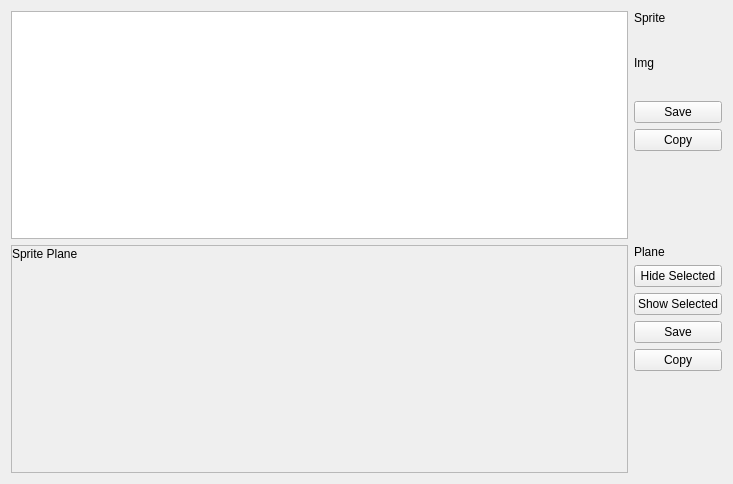
Before: the Qt Designer form qt/tabsprite.ui in Lupinzar/gssex, drawn with Qt 5.
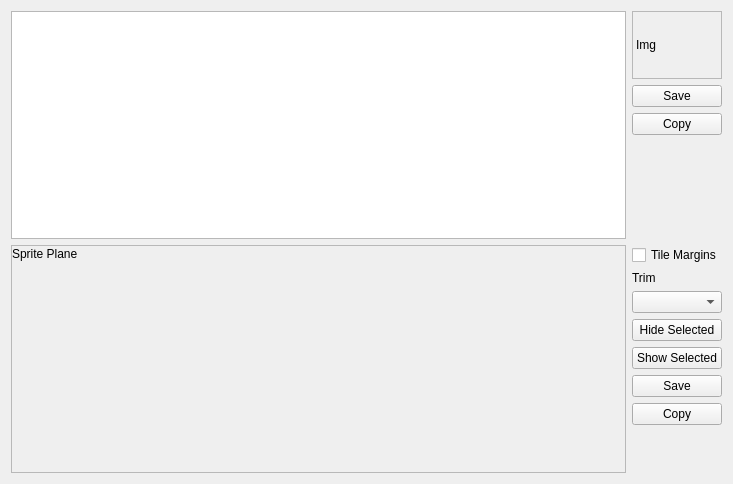
After: the same form once the commit is applied. Icons and pictures are not drawn.

Patch:
```diff
--- a/qt/tabsprite.ui
+++ b/qt/tabsprite.ui
@@ -19,33 +19,26 @@
    </item>
    <item row="0" column="1">
     <layout class="QVBoxLayout" name="verticalLayout_2">
-     <item>
-      <widget class="QLabel" name="label">
-       <property name="sizePolicy">
-        <sizepolicy hsizetype="Fixed" vsizetype="Fixed">
-         <horstretch>0</horstretch>
-         <verstretch>0</verstretch>
-        </sizepolicy>
-       </property>
-       <property name="text">
-        <string>Sprite</string>
-       </property>
-      </widget>
-     </item>
      <item>
       <widget class="QLabel" name="sprite_label">
        <property name="sizePolicy">
-        <sizepolicy hsizetype="Fixed" vsizetype="Fixed">
+        <sizepolicy hsizetype="Minimum" vsizetype="Fixed">
          <horstretch>0</horstretch>
          <verstretch>0</verstretch>
         </sizepolicy>
        </property>
        <property name="minimumSize">
         <size>
-         <width>32</width>
-         <height>64</height>
+         <width>34</width>
+         <height>68</height>
         </size>
        </property>
+       <property name="frameShape">
+        <enum>QFrame::Shape::StyledPanel</enum>
+       </property>
+       <property name="frameShadow">
+        <enum>QFrame::Shadow::Sunken</enum>
+       </property>
        <property name="text">
         <string>Img</string>
        </property>
@@ -111,7 +104,7 @@
         <x>0</x>
         <y>0</y>
         <width>601</width>
-        <height>228</height>
+        <height>240</height>
        </rect>
       </property>
       <widget class="QLabel" name="plane_label">
@@ -133,18 +126,22 @@
    <item row="1" column="1">
     <layout class="QVBoxLayout" name="verticalLayout_3">
      <item>
-      <widget class="QLabel" name="label_2">
-       <property name="sizePolicy">
-        <sizepolicy hsizetype="Fixed" vsizetype="Fixed">
-         <horstretch>0</horstretch>
-         <verstretch>0</verstretch>
-        </sizepolicy>
+      <widget class="QCheckBox" name="checkBox">
+       <property name="text">
+        <string>Tile Margins</string>
        </property>
+      </widget>
+     </item>
+     <item>
+      <widget class="QLabel" name="label_3">
        <property name="text">
-        <string>Plane</string>
+        <string>Trim</string>
        </property>
       </widget>
      </item>
+     <item>
+      <widget class="QComboBox" name="trim_combo"/>
+     </item>
      <item>
       <widget class="QPushButton" name="hide_button">
        <property name="text">
```
